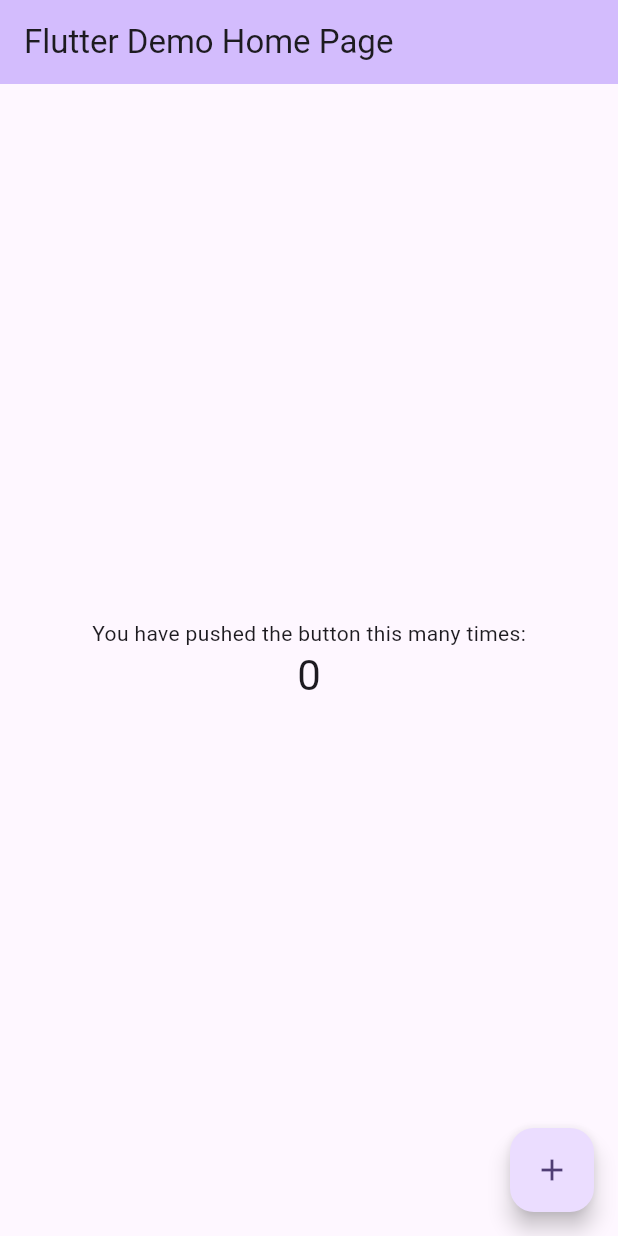
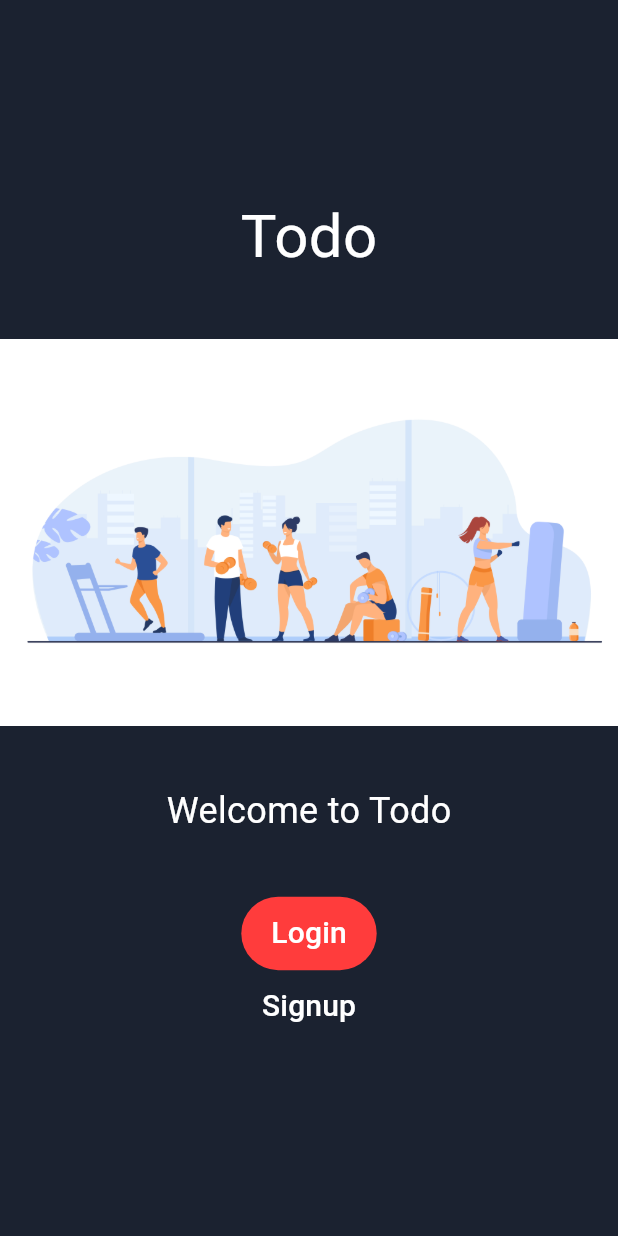
Before and after one commit to akila514/Todo-List-App, a Flutter app: the screen it shows after launch, on a phone screen of 412 x 824 dp. Run offline on Flutter 3.47's test engine with Material 2 defaults, Android fonts, the phone set to English and light mode, and no system bars; our stand-ins replace flutter_riverpod.

Commit message:
added new content

```diff
--- /dev/null
+++ b/todo_list/lib/constants/colors.dart
@@ -0,0 +1,7 @@
+import 'package:flutter/material.dart';
+
+const Color cardColor = Color(0XFF252E41);
+const Color backgroundColor = Color(0XFF1B2230);
+const Color buttonColor = Color(0XFFFF3C3C);
+const Color primaryTextColor = Colors.white;
+const Color secondaryTextColor = Color(0XFFD9D9D9);
--- /dev/null
+++ b/todo_list/lib/constants/text_styles.dart
@@ -0,0 +1,20 @@
+import 'package:flutter/material.dart';
+
+import 'colors.dart';
+
+const TextStyle largeTextStyle =
+    TextStyle(color: primaryTextColor, fontSize: 24);
+
+const TextStyle normalTextStyle =
+    TextStyle(color: primaryTextColor, fontSize: 20);
+
+const TextStyle smallTextStyle =
+    TextStyle(color: primaryTextColor, fontSize: 16);
+
+const TextStyle smallerTextStyle =
+    TextStyle(color: secondaryTextColor, fontSize: 12);
+
+const TextStyle buttonTextStyle = TextStyle(color: buttonColor, fontSize: 16);
+
+const TextStyle textFieldTextStyle = TextStyle(
+    color: secondaryTextColor, fontWeight: FontWeight.w300, fontSize: 16);
--- a/todo_list/lib/main.dart
+++ b/todo_list/lib/main.dart
@@ -1,125 +1,18 @@
 import 'package:flutter/material.dart';
+import 'package:todo_list/screens/login_screen.dart';
 
 void main() {
-  runApp(const MyApp());
+  runApp(MaterialApp(
+    theme: ThemeData(useMaterial3: true),
+    home: const App(),
+  ));
 }
 
-class MyApp extends StatelessWidget {
-  const MyApp({super.key});
-
-  // This widget is the root of your application.
-  @override
-  Widget build(BuildContext context) {
-    return MaterialApp(
-      title: 'Flutter Demo',
-      theme: ThemeData(
-        // This is the theme of your application.
-        //
-        // TRY THIS: Try running your application with "flutter run". You'll see
-        // the application has a blue toolbar. Then, without quitting the app,
-        // try changing the seedColor in the colorScheme below to Colors.green
-        // and then invoke "hot reload" (save your changes or press the "hot
-        // reload" button in a Flutter-supported IDE, or press "r" if you used
-        // the command line to start the app).
-        //
-        // Notice that the counter didn't reset back to zero; the application
-        // state is not lost during the reload. To reset the state, use hot
-        // restart instead.
-        //
-        // This works for code too, not just values: Most code changes can be
-        // tested with just a hot reload.
-        colorScheme: ColorScheme.fromSeed(seedColor: Colors.deepPurple),
-        useMaterial3: true,
-      ),
-      home: const MyHomePage(title: 'Flutter Demo Home Page'),
-    );
-  }
-}
-
-class MyHomePage extends StatefulWidget {
-  const MyHomePage({super.key, required this.title});
-
-  // This widget is the home page of your application. It is stateful, meaning
-  // that it has a State object (defined below) that contains fields that affect
-  // how it looks.
-
-  // This class is the configuration for the state. It holds the values (in this
-  // case the title) provided by the parent (in this case the App widget) and
-  // used by the build method of the State. Fields in a Widget subclass are
-  // always marked "final".
-
-  final String title;
-
-  @override
-  State<MyHomePage> createState() => _MyHomePageState();
-}
-
-class _MyHomePageState extends State<MyHomePage> {
-  int _counter = 0;
-
-  void _incrementCounter() {
-    setState(() {
-      // This call to setState tells the Flutter framework that something has
-      // changed in this State, which causes it to rerun the build method below
-      // so that the display can reflect the updated values. If we changed
-      // _counter without calling setState(), then the build method would not be
-      // called again, and so nothing would appear to happen.
-      _counter++;
-    });
-  }
+class App extends StatelessWidget {
+  const App({super.key});
 
   @override
   Widget build(BuildContext context) {
-    // This method is rerun every time setState is called, for instance as done
-    // by the _incrementCounter method above.
-    //
-    // The Flutter framework has been optimized to make rerunning build methods
-    // fast, so that you can just rebuild anything that needs updating rather
-    // than having to individually change instances of widgets.
-    return Scaffold(
-      appBar: AppBar(
-        // TRY THIS: Try changing the color here to a specific color (to
-        // Colors.amber, perhaps?) and trigger a hot reload to see the AppBar
-        // change color while the other colors stay the same.
-        backgroundColor: Theme.of(context).colorScheme.inversePrimary,
-        // Here we take the value from the MyHomePage object that was created by
-        // the App.build method, and use it to set our appbar title.
-        title: Text(widget.title),
-      ),
-      body: Center(
-        // Center is a layout widget. It takes a single child and positions it
-        // in the middle of the parent.
-        child: Column(
-          // Column is also a layout widget. It takes a list of children and
-          // arranges them vertically. By default, it sizes itself to fit its
-          // children horizontally, and tries to be as tall as its parent.
-          //
-          // Column has various properties to control how it sizes itself and
-          // how it positions its children. Here we use mainAxisAlignment to
-          // center the children vertically; the main axis here is the vertical
-          // axis because Columns are vertical (the cross axis would be
-          // horizontal).
-          //
-          // TRY THIS: Invoke "debug painting" (choose the "Toggle Debug Paint"
-          // action in the IDE, or press "p" in the console), to see the
-          // wireframe for each widget.
-          mainAxisAlignment: MainAxisAlignment.center,
-          children: <Widget>[
-            const Text(
-              'You have pushed the button this many times:',
-            ),
-            Text(
-              '$_counter',
-              style: Theme.of(context).textTheme.headlineMedium,
-            ),
-          ],
-        ),
-      ),
-      floatingActionButton: FloatingActionButton(
-        onPressed: _incrementCounter,
-        tooltip: 'Increment',
-        child: const Icon(Icons.add),
-      ), // This trailing comma makes auto-formatting nicer for build methods.
-    );
+    return const LoginScreen();
   }
 }
--- /dev/null
+++ b/todo_list/lib/screens/login_screen.dart
@@ -0,0 +1,77 @@
+import 'package:flutter/material.dart';
+import 'package:flutter_riverpod/flutter_riverpod.dart';
+import 'package:todo_list/constants/colors.dart';
+import 'package:todo_list/constants/text_styles.dart';
+import 'package:todo_list/screens/signup_screen.dart';
+
+class LoginScreen extends ConsumerStatefulWidget {
+  const LoginScreen({super.key});
+
+  @override
+  ConsumerState<ConsumerStatefulWidget> createState() {
+    return _LoginScreenState();
+  }
+}
+
+void navigateToSignupSceen(BuildContext context) {
+  Navigator.push(
+    context,
+    MaterialPageRoute(
+      builder: (context) => const SignUpScreen(),
+    ),
+  );
+}
+
+class _LoginScreenState extends ConsumerState<LoginScreen> {
+  @override
+  Widget build(BuildContext context) {
+    return Scaffold(
+        backgroundColor: backgroundColor,
+        body: Column(
+          mainAxisAlignment: MainAxisAlignment.center,
+          children: [
+            Text(
+              'Todo',
+              style: largeTextStyle.copyWith(fontSize: 40),
+            ),
+            const SizedBox(
+              height: 40,
+            ),
+            Image.asset(
+              'assets/images/image1.jpg',
+              width: double.infinity,
+            ),
+            const SizedBox(
+              height: 40,
+            ),
+            const Text(
+              'Welcome to Todo',
+              style: largeTextStyle,
+            ),
+            const SizedBox(
+              height: 40,
+            ),
+            TextButton(
+              style: const ButtonStyle(
+                  backgroundColor: MaterialStatePropertyAll(buttonColor),
+                  padding: MaterialStatePropertyAll(
+                      EdgeInsets.symmetric(horizontal: 20, vertical: 10))),
+              onPressed: () {},
+              child: const Text(
+                'Login',
+                style: normalTextStyle,
+              ),
+            ),
+            TextButton(
+              onPressed: () {
+                navigateToSignupSceen(context);
+              },
+              child: const Text(
+                'Signup',
+                style: normalTextStyle,
+              ),
+            ),
+          ],
+        ));
+  }
+}
```
Also changed, not shown: todo_list/lib/models/user.dart (added, +12 -0 lines), todo_list/lib/screens/signup_screen.dart (added, +73 -0 lines), todo_list/pubspec.yaml (+5 -7 lines), todo_list/assets/images/image1.jpg (added), todo_list/pubspec.lock, 1 other file.
